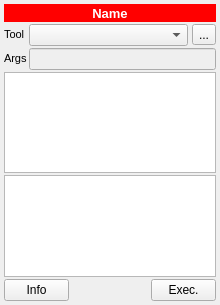
First picture: the form in spinetoolbox/ui/subwindow_tool.ui, repository spine-tools/Spine-Toolbox, before the edit.
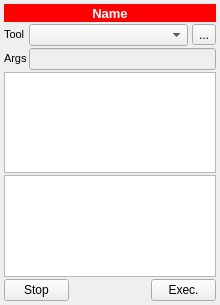
Second picture: the form after the edit. Icons and pictures are not drawn.

Commit message: Replace 'info' button by 'Stop' button in Tool item. When clicked it stops the current instance execution

Patch:
```diff
--- a/spinetoolbox/ui/subwindow_tool.ui
+++ b/spinetoolbox/ui/subwindow_tool.ui
@@ -308,7 +308,7 @@
           <bool>false</bool>
          </property>
          <property name="text">
-          <string>Info</string>
+          <string>Stop</string>
          </property>
         </widget>
        </item>
```
Left out of the diff: 6 changed lines with no effect on the pictures. The commit also changes 10 other files.
